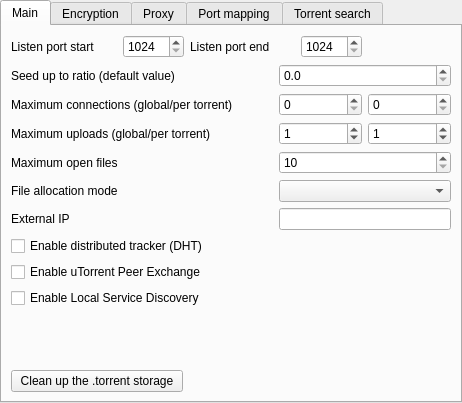
This is src/engines/SettingsTorrentForm.ui in LubosD/fatrat as Qt 5 draws it before an edit. The edited form follows.
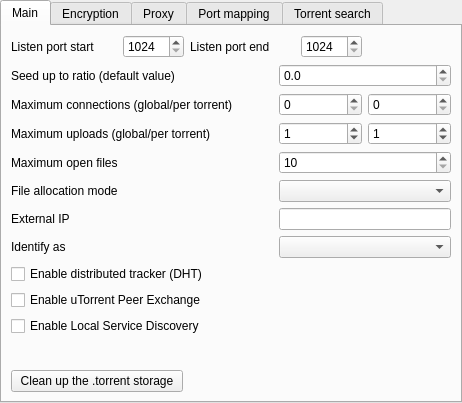
This is the edited form.

Commit message: Adding a "Identify as" feature for BitTorrent, untested so far

```diff
--- a/src/engines/SettingsTorrentForm.ui
+++ b/src/engines/SettingsTorrentForm.ui
@@ -191,28 +191,28 @@
        <item row="6" column="3" colspan="2">
         <widget class="QLineEdit" name="lineIP"/>
        </item>
-       <item row="7" column="0" colspan="3">
+       <item row="8" column="0" colspan="3">
         <widget class="QCheckBox" name="checkDHT">
          <property name="text">
           <string>Enable distributed tracker (DHT)</string>
          </property>
         </widget>
        </item>
-       <item row="8" column="0" colspan="3">
+       <item row="9" column="0" colspan="3">
         <widget class="QCheckBox" name="checkPEX">
          <property name="text">
           <string>Enable uTorrent Peer Exchange</string>
          </property>
         </widget>
        </item>
-       <item row="9" column="0" colspan="3">
+       <item row="10" column="0" colspan="3">
         <widget class="QCheckBox" name="checkLSD">
          <property name="text">
           <string>Enable Local Service Discovery</string>
          </property>
         </widget>
        </item>
-       <item row="10" column="1" colspan="3">
+       <item row="11" column="1" colspan="3">
         <spacer>
          <property name="orientation">
           <enum>Qt::Vertical</enum>
@@ -225,14 +225,14 @@
          </property>
         </spacer>
        </item>
-       <item row="11" column="0" colspan="2">
+       <item row="12" column="0" colspan="2">
         <widget class="QPushButton" name="pushCleanup">
          <property name="text">
           <string>Clean up the .torrent storage</string>
          </property>
         </widget>
        </item>
-       <item row="11" column="2" colspan="3">
+       <item row="12" column="2" colspan="3">
         <spacer>
          <property name="orientation">
           <enum>Qt::Horizontal</enum>
@@ -245,6 +245,16 @@
          </property>
         </spacer>
        </item>
+       <item row="7" column="0" colspan="3">
+        <widget class="QLabel" name="label_16">
+         <property name="text">
+          <string>Identify as</string>
+         </property>
+        </widget>
+       </item>
+       <item row="7" column="3" colspan="2">
+        <widget class="QComboBox" name="comboUA"/>
+       </item>
       </layout>
      </widget>
      <widget class="QWidget" name="tab_2">
```
The commit also changes 4 other files.
